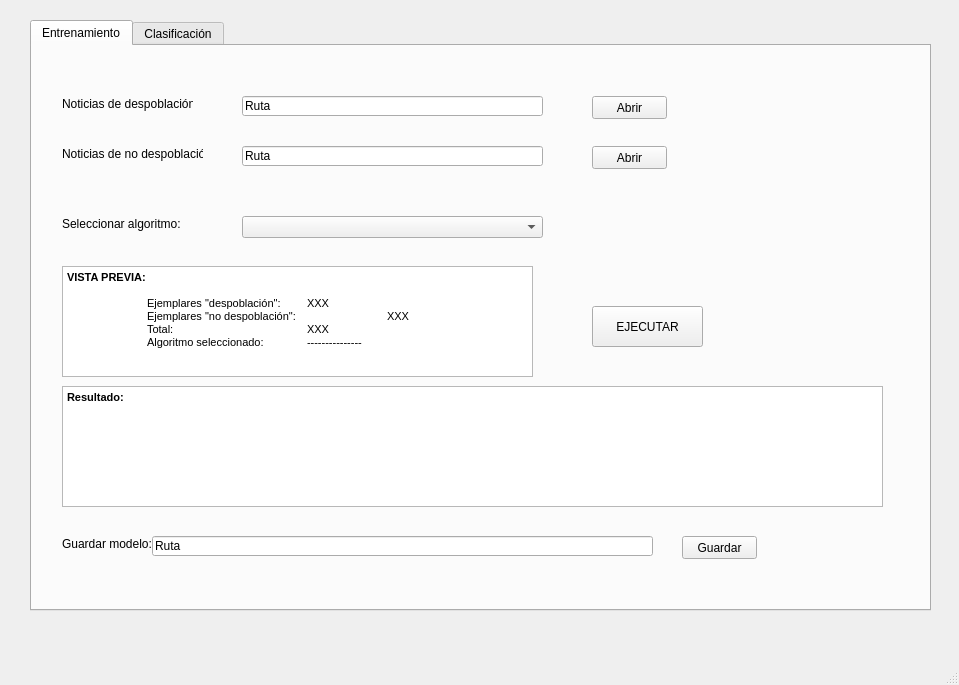
First picture: the form in ventana.ui, repository cfvillahermosa/Proyecto_Computacion_I, before the edit.
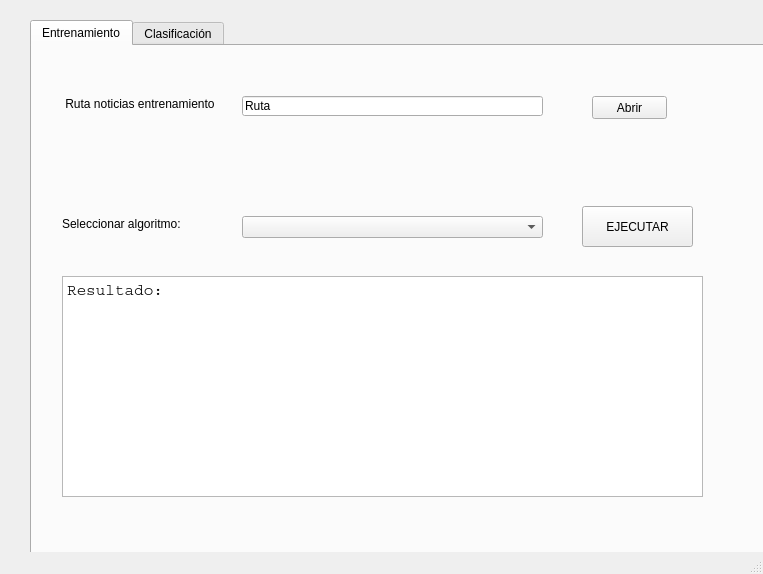
Second picture: the form after the edit. The open tabs and pages were chosen to show the change.

The edit to the form file:
```diff
--- a/ventana.ui
+++ b/ventana.ui
@@ -9,8 +9,8 @@
    <rect>
     <x>0</x>
     <y>0</y>
-    <width>959</width>
-    <height>685</height>
+    <width>763</width>
+    <height>574</height>
    </rect>
   </property>
   <property name="windowTitle">
@@ -38,25 +38,12 @@
        <rect>
         <x>30</x>
         <y>50</y>
-        <width>131</width>
+        <width>161</width>
         <height>16</height>
        </rect>
       </property>
       <property name="text">
-       <string>Noticias de despoblación</string>
-      </property>
-     </widget>
-     <widget class="QLabel" name="label_no_despoblacion">
-      <property name="geometry">
-       <rect>
-        <x>30</x>
-        <y>100</y>
-        <width>141</width>
-        <height>16</height>
-       </rect>
-      </property>
-      <property name="text">
-       <string>Noticias de no despoblación</string>
+       <string> Ruta noticias entrenamiento</string>
       </property>
      </widget>
      <widget class="QLabel" name="label_seleccionar_algoritmo">
@@ -101,35 +88,6 @@
        <string>Abrir</string>
       </property>
      </widget>
-     <widget class="QLineEdit" name="lineEdit_no_despoblacion">
-      <property name="geometry">
-       <rect>
-        <x>210</x>
-        <y>100</y>
-        <width>301</width>
-        <height>20</height>
-       </rect>
-      </property>
-      <property name="text">
-       <string>Ruta</string>
-      </property>
-      <property name="readOnly">
-       <bool>true</bool>
-      </property>
-     </widget>
-     <widget class="QPushButton" name="pushButton_abrir_no_despoblacion">
-      <property name="geometry">
-       <rect>
-        <x>560</x>
-        <y>100</y>
-        <width>75</width>
-        <height>23</height>
-       </rect>
-      </property>
-      <property name="text">
-       <string>Abrir</string>
-      </property>
-     </widget>
      <widget class="QComboBox" name="comboBox">
       <property name="geometry">
        <rect>
@@ -143,33 +101,11 @@
        <bool>false</bool>
       </property>
      </widget>
-     <widget class="QTextBrowser" name="textBrowser_vista_previa">
-      <property name="geometry">
-       <rect>
-        <x>30</x>
-        <y>220</y>
-        <width>471</width>
-        <height>111</height>
-       </rect>
-      </property>
-      <property name="html">
-       <string>&lt;!DOCTYPE HTML PUBLIC &quot;-//W3C//DTD HTML 4.0//EN&quot; &quot;http://www.w3.org/TR/REC-html40/strict.dtd&quot;&gt;
-&lt;html&gt;&lt;head&gt;&lt;meta name=&quot;qrichtext&quot; content=&quot;1&quot; /&gt;&lt;style type=&quot;text/css&quot;&gt;
-p, li { white-space: pre-wrap; }
-&lt;/style&gt;&lt;/head&gt;&lt;body style=&quot; font-family:'MS Shell Dlg 2'; font-size:8.25pt; font-weight:400; font-style:normal;&quot;&gt;
-&lt;p style=&quot; margin-top:0px; margin-bottom:0px; margin-left:0px; margin-right:0px; -qt-block-indent:0; text-indent:0px;&quot;&gt;&lt;span style=&quot; font-weight:600;&quot;&gt;VISTA PREVIA:&lt;/span&gt;&lt;/p&gt;
-&lt;p style=&quot; margin-top:0px; margin-bottom:0px; margin-left:0px; margin-right:0px; -qt-block-indent:0; text-indent:0px;&quot;&gt;	&lt;/p&gt;
-&lt;p style=&quot; margin-top:0px; margin-bottom:0px; margin-left:0px; margin-right:0px; -qt-block-indent:0; text-indent:0px;&quot;&gt;	Ejemplares &amp;quot;despoblación&amp;quot;:	XXX&lt;/p&gt;
-&lt;p style=&quot; margin-top:0px; margin-bottom:0px; margin-left:0px; margin-right:0px; -qt-block-indent:0; text-indent:0px;&quot;&gt;	Ejemplares &amp;quot;no despoblación&amp;quot;:     	XXX&lt;/p&gt;
-&lt;p style=&quot; margin-top:0px; margin-bottom:0px; margin-left:0px; margin-right:0px; -qt-block-indent:0; text-indent:0px;&quot;&gt;	Total:		XXX&lt;/p&gt;
-&lt;p style=&quot; margin-top:0px; margin-bottom:0px; margin-left:0px; margin-right:0px; -qt-block-indent:0; text-indent:0px;&quot;&gt;	Algoritmo seleccionado:	---------------&lt;/p&gt;&lt;/body&gt;&lt;/html&gt;</string>
-      </property>
-     </widget>
      <widget class="QPushButton" name="pushButton_ejecutar">
       <property name="geometry">
        <rect>
-        <x>560</x>
-        <y>260</y>
+        <x>550</x>
+        <y>160</y>
         <width>111</width>
         <height>41</height>
        </rect>
@@ -182,59 +118,25 @@
       <property name="geometry">
        <rect>
         <x>30</x>
-        <y>340</y>
-        <width>821</width>
-        <height>121</height>
+        <y>230</y>
+        <width>641</width>
+        <height>221</height>
        </rect>
       </property>
+      <property name="font">
+       <font>
+        <family>Courier</family>
+        <pointsize>12</pointsize>
+        <weight>75</weight>
+        <bold>true</bold>
+       </font>
+      </property>
       <property name="html">
        <string>&lt;!DOCTYPE HTML PUBLIC &quot;-//W3C//DTD HTML 4.0//EN&quot; &quot;http://www.w3.org/TR/REC-html40/strict.dtd&quot;&gt;
 &lt;html&gt;&lt;head&gt;&lt;meta name=&quot;qrichtext&quot; content=&quot;1&quot; /&gt;&lt;style type=&quot;text/css&quot;&gt;
 p, li { white-space: pre-wrap; }
-&lt;/style&gt;&lt;/head&gt;&lt;body style=&quot; font-family:'MS Shell Dlg 2'; font-size:8.25pt; font-weight:400; font-style:normal;&quot;&gt;
-&lt;p style=&quot; margin-top:0px; margin-bottom:0px; margin-left:0px; margin-right:0px; -qt-block-indent:0; text-indent:0px;&quot;&gt;&lt;span style=&quot; font-weight:600;&quot;&gt;Resultado:&lt;/span&gt;&lt;/p&gt;&lt;/body&gt;&lt;/html&gt;</string>
-      </property>
-     </widget>
-     <widget class="QLabel" name="label_guardar_modelo">
-      <property name="geometry">
-       <rect>
-        <x>30</x>
-        <y>490</y>
-        <width>111</width>
-        <height>16</height>
-       </rect>
-      </property>
-      <property name="text">
-       <string>Guardar modelo:</string>
-      </property>
-     </widget>
-     <widget class="QLineEdit" name="lineEdit_guardar_modelo">
-      <property name="geometry">
-       <rect>
-        <x>120</x>
-        <y>490</y>
-        <width>501</width>
-        <height>20</height>
-       </rect>
-      </property>
-      <property name="text">
-       <string>Ruta</string>
-      </property>
-      <property name="readOnly">
-       <bool>true</bool>
-      </property>
-     </widget>
-     <widget class="QPushButton" name="pushButton_guardar_modelo">
-      <property name="geometry">
-       <rect>
-        <x>650</x>
-        <y>490</y>
-        <width>75</width>
-        <height>23</height>
-       </rect>
-      </property>
-      <property name="text">
-       <string>Guardar</string>
+&lt;/style&gt;&lt;/head&gt;&lt;body style=&quot; font-family:'Courier'; font-size:12pt; font-weight:600; font-style:normal;&quot;&gt;
+&lt;p style=&quot; margin-top:0px; margin-bottom:0px; margin-left:0px; margin-right:0px; -qt-block-indent:0; text-indent:0px;&quot;&gt;&lt;span style=&quot; font-weight:400;&quot;&gt;Resultado:&lt;/span&gt;&lt;/p&gt;&lt;/body&gt;&lt;/html&gt;</string>
       </property>
      </widget>
     </widget>
```
Left out of the diff: 122 changed lines with no effect on the pictures.
